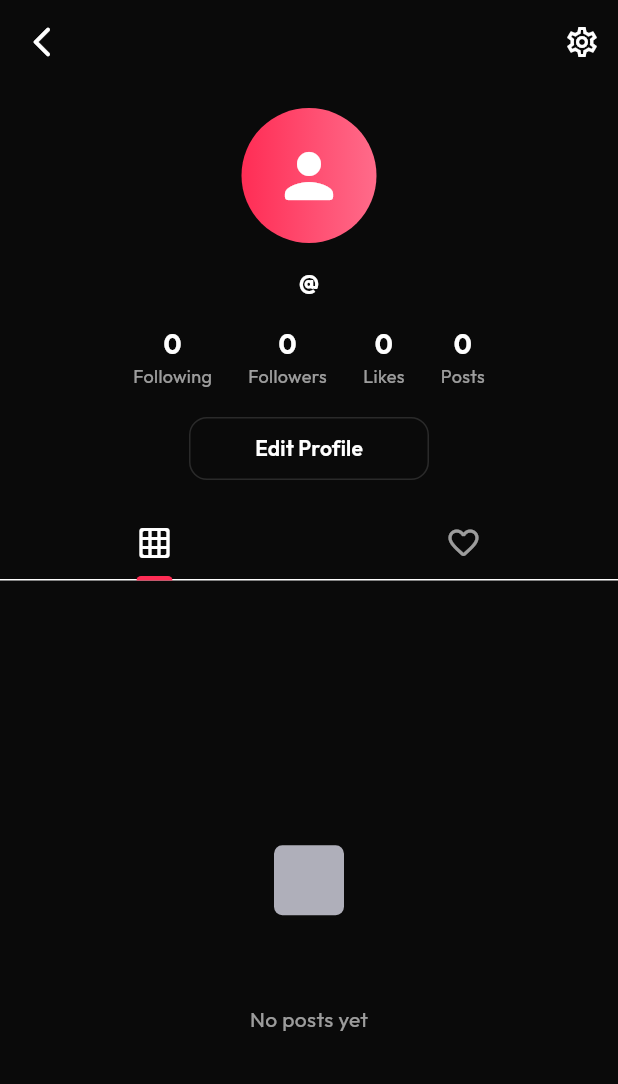
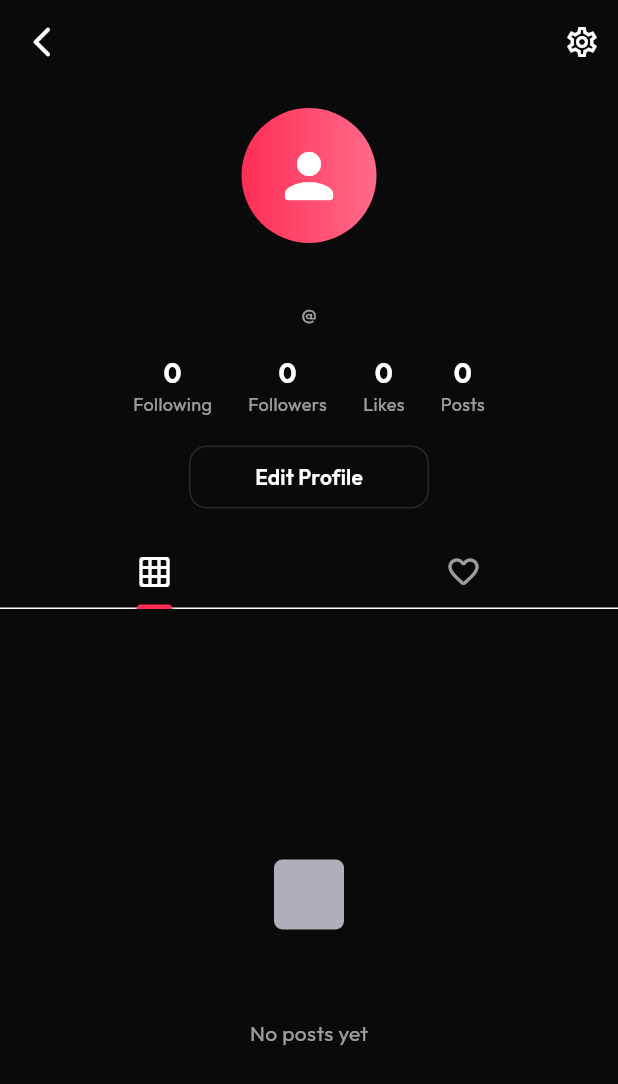
Before and after one commit to Duggineniakhil/RAY, a Flutter app: the ProfileScreen screen opened directly with empty values, on a phone screen of 412 x 824 dp. Shown: the top 1084 px of the screen. Run offline on Flutter 3.47's test engine with Material 3 defaults, Android fonts, the phone set to English and light mode, and no system bars; drawn by our look-alikes of flutter_animate; our stand-ins replace camera, cloud_firestore, connectivity_plus, firebase_auth, firebase_core, firebase_messaging and 14 more; missing offline and left inert: mobile_scanner, video_trimmer; accounts and stored records are empty; generated files the repository leaves out were written again; network calls fail.

Commit message:
update on features

```diff
--- a/lib/features/profile/presentation/screens/profile_screen.dart
+++ b/lib/features/profile/presentation/screens/profile_screen.dart
@@ -157,6 +157,37 @@ class _ProfileScreenState extends ConsumerState<ProfileScreen>
       );
     }
 
+    if (_profileUser == null) {
+      return Scaffold(
+        appBar: AppBar(
+          backgroundColor: theme.scaffoldBackgroundColor,
+          leading: IconButton(
+            icon: const Icon(Icons.arrow_back_ios_new_rounded),
+            onPressed: () => context.pop(),
+          ),
+          title: Text(l10n.profile),
+        ),
+        body: Center(
+          child: Column(
+            mainAxisAlignment: MainAxisAlignment.center,
+            children: [
+              Icon(Icons.person_off_rounded, size: 64, color: theme.hintColor),
+              const SizedBox(height: 16),
+              Text(
+                'User Not Found',
+                style: theme.textTheme.titleLarge?.copyWith(fontWeight: FontWeight.bold),
+              ),
+              const SizedBox(height: 8),
+              Text(
+                'The user you are looking for does not exist.',
+                style: theme.textTheme.bodyMedium,
+              ),
+            ],
+          ),
+        ),
+      );
+    }
+
     final isPrivateAndNotFollowing = (_profileUser?.isPrivate ?? false) && !_isFollowing && !isOwnProfile;
 
     return Scaffold(
@@ -170,7 +201,7 @@ class _ProfileScreenState extends ConsumerState<ProfileScreen>
               icon: const Icon(Icons.arrow_back_ios_new_rounded),
               onPressed: () => context.pop(),
             ),
-            title: Text(_profileUser?.username ?? l10n.profile),
+            title: Text(_profileUser?.displayName ?? _profileUser?.username ?? l10n.profile),
             actions: [
               if (isOwnProfile)
                 IconButton(
@@ -263,11 +294,17 @@ class _ProfileScreenState extends ConsumerState<ProfileScreen>
 
           const SizedBox(height: 12),
 
-          Text('@${user?.username ?? 'user'}',
+          Text(user?.displayName ?? user?.username ?? '...',
               style: TextStyle(
                 color: theme.colorScheme.onSurface,
                 fontWeight: FontWeight.bold,
                 fontSize: 18,
+              )),
+
+          Text('@${user?.username ?? 'user'}',
+              style: TextStyle(
+                color: theme.hintColor,
+                fontSize: 14,
               )),
 
           if (user?.bio.isNotEmpty == true) ...[
--- a/lib/features/video_feed/presentation/widgets/video_card.dart
+++ b/lib/features/video_feed/presentation/widgets/video_card.dart
@@ -306,7 +306,10 @@ class _VideoCardState extends ConsumerState<VideoCard>
             left: 12,
             right: 80,
             bottom: 10,
-            child: VideoInfoOverlay(video: widget.video),
+            child: VideoInfoOverlay(
+              video: widget.video,
+              onProfile: widget.onProfile,
+            ),
           ),
 
           // Mute button
```
Also changed, not shown: lib/features/video_feed/presentation/widgets/video_info_overlay.dart (+6 -2 lines).
